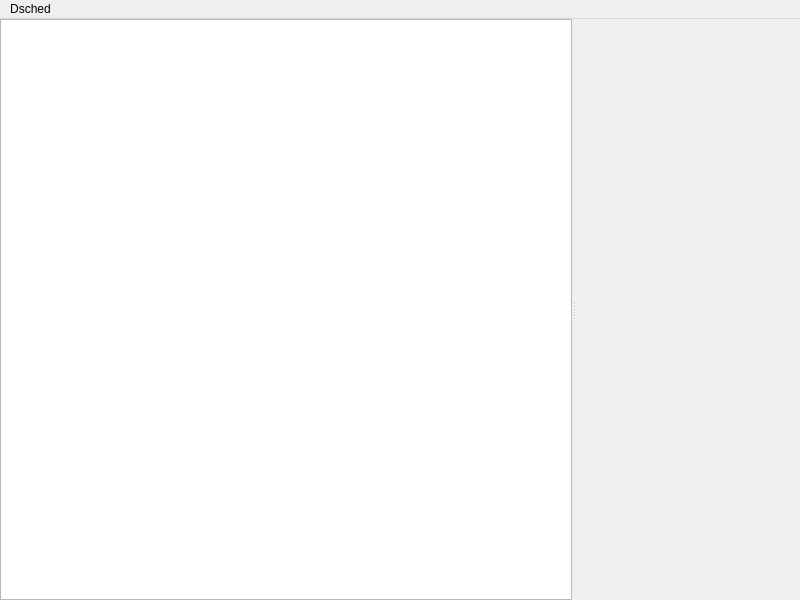
First picture: the form in src/mainwindow.ui, repository agateau/dsched, before the edit.
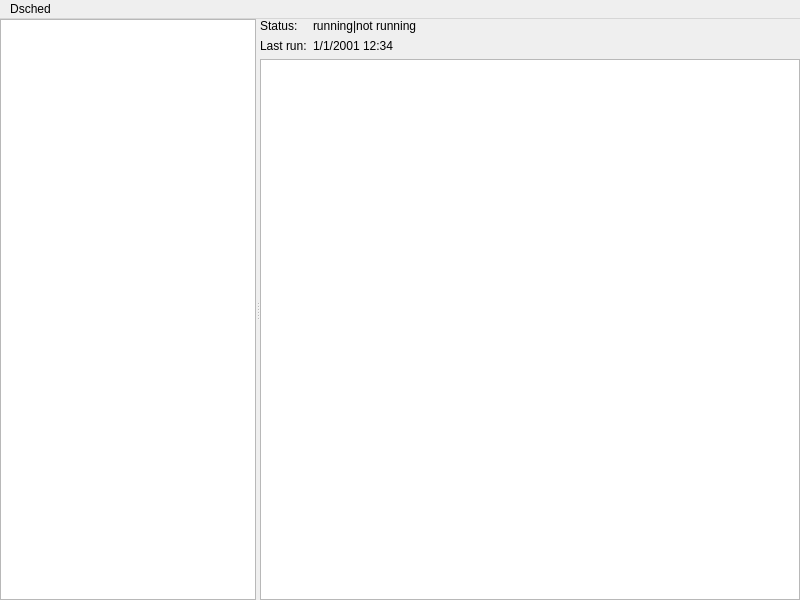
Second picture: the form after the edit.

Commit message: Start showing task state in UI

The edit to the form file:
```diff
--- a/src/mainwindow.ui
+++ b/src/mainwindow.ui
@@ -33,7 +33,70 @@
        <enum>Qt::Horizontal</enum>
       </property>
       <widget class="QListView" name="listView"/>
-      <widget class="QWidget" name="taskWidget" native="true"/>
+      <widget class="QWidget" name="taskWidget" native="true">
+       <property name="sizePolicy">
+        <sizepolicy hsizetype="Expanding" vsizetype="Preferred">
+         <horstretch>1</horstretch>
+         <verstretch>0</verstretch>
+        </sizepolicy>
+       </property>
+       <layout class="QVBoxLayout" name="verticalLayout_2">
+        <property name="leftMargin">
+         <number>0</number>
+        </property>
+        <property name="topMargin">
+         <number>0</number>
+        </property>
+        <property name="rightMargin">
+         <number>0</number>
+        </property>
+        <property name="bottomMargin">
+         <number>0</number>
+        </property>
+        <item>
+         <layout class="QFormLayout" name="formLayout">
+          <item row="0" column="0">
+           <widget class="QLabel" name="label">
+            <property name="text">
+             <string>Status:</string>
+            </property>
+           </widget>
+          </item>
+          <item row="0" column="1">
+           <widget class="QLabel" name="statusLabel">
+            <property name="text">
+             <string notr="true">running|not running</string>
+            </property>
+           </widget>
+          </item>
+          <item row="1" column="0">
+           <widget class="QLabel" name="label_3">
+            <property name="text">
+             <string>Last run:</string>
+            </property>
+           </widget>
+          </item>
+          <item row="1" column="1">
+           <widget class="QLabel" name="lastRunLabel">
+            <property name="text">
+             <string notr="true">1/1/2001 12:34</string>
+            </property>
+           </widget>
+          </item>
+         </layout>
+        </item>
+        <item>
+         <widget class="QPlainTextEdit" name="logTextEdit">
+          <property name="readOnly">
+           <bool>true</bool>
+          </property>
+          <property name="textInteractionFlags">
+           <set>Qt::TextBrowserInteraction</set>
+          </property>
+         </widget>
+        </item>
+       </layout>
+      </widget>
      </widget>
     </item>
    </layout>
```
The commit also changes 4 other files.
